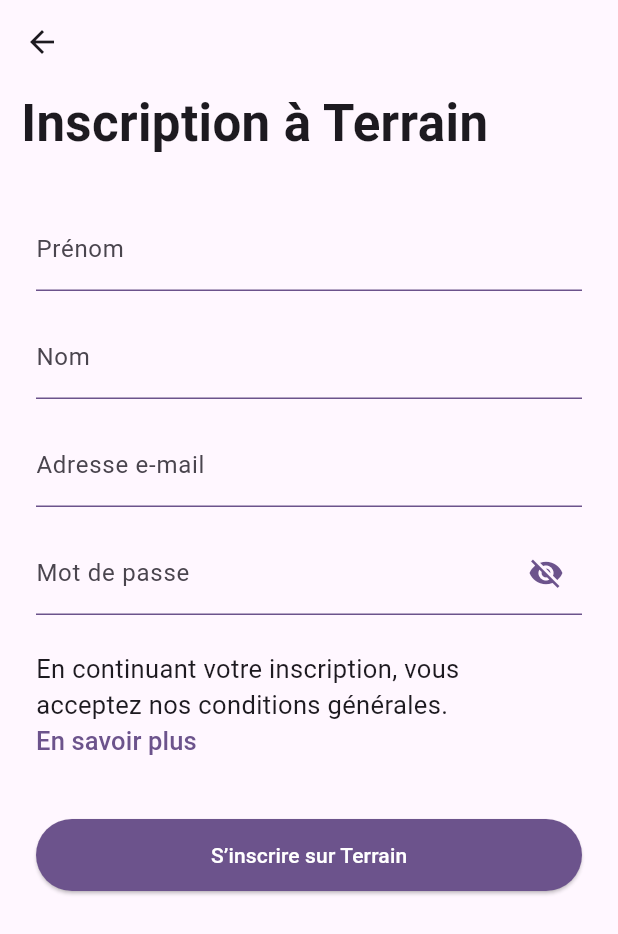
After one commit to HoangKhoi1005/training, a Flutter app: the screen it shows after launch, after a tap on "Inscrivez-vous", on a phone screen of 412 x 824 dp. The commit adds this screen. Shown: the top 934 px of the screen. Run offline on Flutter 3.47's test engine with Material 3 defaults, Android fonts, the phone set to English and light mode, and no system bars; our stand-ins replace go_router.

Commit message:
add sign_up and forgot_password

```diff
--- a/lib/application/application.dart
+++ b/lib/application/application.dart
@@ -10,6 +10,8 @@ part 'navigation/router.dart';
 part 'screen/account/screen.dart';
 part 'screen/home/screen.dart';
 part 'screen/login/screen.dart';
+part 'screen/forgot_password/screen.dart';
+part 'screen/sign_up/screen.dart';
 
 part 'asset.dart';
 part 'presenter.dart';
--- a/lib/application/navigation/router.dart
+++ b/lib/application/navigation/router.dart
@@ -38,6 +38,18 @@ final $router = GoRouter(
         ),
       ],
     ),
+    GoRoute(
+      path: '/forgot-password',
+      builder: (context, state) {
+        return ForgotPasswordScreen();
+      },
+    ),
+    GoRoute(
+      path: '/sign-up',
+      builder: (context, state) {
+        return SignUpScreen();
+      },
+    ),
 
     ///
   ],
--- a/lib/application/screen/login/screen.dart
+++ b/lib/application/screen/login/screen.dart
@@ -43,6 +43,18 @@ class _LoginScreenState extends State<LoginScreen> {
     }
   }
 
+  void onForgotPassword() {
+    final location = '/forgot-password';
+    final router = GoRouter.of(context);
+    router.push(location);
+  }
+
+  void onSignUp(){
+    final location = '/sign-up';
+    final router = GoRouter.of(context);
+    router.push(location);
+  }
+
   @override
   Widget build(BuildContext context) {
     final theme = Theme.of(context);
@@ -55,7 +67,8 @@ class _LoginScreenState extends State<LoginScreen> {
       child: Form(
         key: _formKey,
         child: Scaffold(
-          body: Column(
+          body: SingleChildScrollView(
+            child: Column(
               children: [
                 const SizedBox(height: 100),
                 Padding(
@@ -134,7 +147,57 @@ class _LoginScreenState extends State<LoginScreen> {
                         'Connexion',
                       )),
                 ),
+                const SizedBox(height: 16),
+                Align(
+                  alignment: Alignment.centerRight,
+                  child: Padding(
+                    padding: const EdgeInsets.symmetric(horizontal: 24),
+                    child: TextButton(
+                      style: TextButton.styleFrom(
+                        padding: EdgeInsets.zero,
+                        minimumSize: Size.zero,
+                        tapTargetSize: MaterialTapTargetSize.shrinkWrap,
+                      ),
+                      onPressed: onForgotPassword,
+                      child: Text(
+                        'Mot de passe oublié ?',
+                        style: TextStyle(
+                          fontSize: 14,
+                        ),
+                      )
+                    ),
+                  ),
+                ),
+                const SizedBox(height: 56),
+                Padding(
+                  padding: const EdgeInsets.symmetric(horizontal: 56),
+                  child: Column(
+                    children: [
+                      Text(
+                        'Vous n’avez pas encore de compte ?',
+                        style: TextStyle(
+                          fontSize: 17,
+                        ),
+                      ),
+                      TextButton(
+                        style: TextButton.styleFrom(
+                          padding: EdgeInsets.zero,
+                          minimumSize: Size.zero,
+                          tapTargetSize: MaterialTapTargetSize.shrinkWrap,
+                        ),
+                        onPressed: onSignUp,
+                        child: Text(
+                          'Inscrivez-vous',
+                          style: TextStyle(
+                            fontSize: 17,
+                          ),
+                        ),
+                      ),
                     ],
+                  ),
+                ),
+              ],
+            ),
           ),
         ),
       ),
--- /dev/null
+++ b/lib/application/screen/sign_up/screen.dart
@@ -0,0 +1,195 @@
+part of application;
+
+class SignUpScreen extends StatefulWidget {
+  const SignUpScreen({super.key});
+
+  @override
+  State<SignUpScreen> createState() => _SignUpScreenState();
+}
+
+class _SignUpScreenState extends State<SignUpScreen> {
+  final GlobalKey<FormState> _formKey = GlobalKey<FormState>();
+  final firstNameController = TextEditingController();
+  final lastNameController = TextEditingController();
+  final emailController = TextEditingController();
+  final passwordController = TextEditingController();
+  bool obscureText = true;
+
+  void onSignUp() async {
+    final formState = _formKey.currentState;
+    if (formState != null) {
+      final isValid = formState.validate();
+      if (isValid) {
+        formState.save();
+        final firstName = firstNameController.text;
+        final lastName = lastNameController.text;
+        final email = emailController.text;
+        final password = passwordController.text;
+
+      }
+    }
+  }
+
+  @override
+  Widget build(BuildContext context) {
+    return Scaffold(
+      appBar: AppBar(
+        title: const Text(''),
+      ),
+      body: SafeArea(
+        child: SingleChildScrollView(
+          child: Form(
+            key: _formKey,
+            child: Column(
+              children: [
+                const SizedBox(height: 2),
+                Align(
+                  alignment: Alignment.centerLeft,
+                  child: Padding(
+                    padding: const EdgeInsets.symmetric(horizontal: 14),
+                    child: const Text(
+                      'Inscription à Terrain',
+                      style: TextStyle(
+                        fontSize: 34,
+                        fontWeight: FontWeight.bold,
+                      ),
+                    ),
+                  ),
+                ),
+                const SizedBox(height: 31),
+                Padding(
+                  padding: const EdgeInsets.symmetric(horizontal: 24),
+                  child: TextFormField(
+                    decoration: InputDecoration(
+                      labelText: 'Prénom',
+                    ),
+                    validator: (value) {
+                      if (value == null || value.isEmpty) {
+                        return 'Veuillez entrer votre prénom';
+                      }
+                      return null;
+                    },
+                  ),
+                ),
+                const SizedBox(height: 16),
+                Padding(
+                  padding: const EdgeInsets.symmetric(horizontal: 24),
+                  child: TextFormField(
+                    decoration: InputDecoration(
+                      labelText: 'Nom',
+                    ),
+                    validator: (value) {
+                      if (value == null || value.isEmpty) {
+                        return 'Veuillez entrer votre nom';
+                      }
+                      return null;
+                    },
+                  ),
+                ),
+                const SizedBox(height: 16),
+                Padding(
+                  padding: const EdgeInsets.symmetric(horizontal: 24),
+                  child: TextFormField(
+                    decoration: InputDecoration(
+                      labelText: 'Adresse e-mail',
+                    ),
+                    keyboardType: TextInputType.emailAddress,
+                    validator: (value) {
+                      if (value == null || value.isEmpty) {
+                        return 'Veuillez entrer une adresse e-mail';
+                      }
+                      if (!RegExp(r'^[a-zA-Z0-9._%+-]+@[a-zA-Z0-9.-]+\.[a-zA-Z]{2,}$')
+                          .hasMatch(value)) {
+                        return 'Veuillez entrer une adresse e-mail valide';
+                      }
+                      return null;
+                    },
+                  ),
+                ),
+                const SizedBox(height: 16),
+                Padding(
+                  padding: const EdgeInsets.symmetric(horizontal: 24),
+                  child: TextFormField(
+                    decoration: InputDecoration(
+                      labelText: 'Mot de passe',
+                      suffixIcon: IconButton(
+                        icon: Icon(
+                          obscureText
+                              ? Icons.visibility_off
+                              : Icons.visibility,
+                          color: Theme.of(context).colorScheme.primary,
+                        ),
+                        onPressed: () {
+                          setState(() {
+                            obscureText = !obscureText;
+                          });
+                        },
+                      ),
+                    ),
+                    obscureText: obscureText,
+                    validator: (value) {
+                      if (value == null || value.isEmpty) {
+                        return 'Veuillez entrer un mot de passe';
+                      }
+                      return null;
+                    },
+                  ),
+                ),
+                const SizedBox(height: 24),
+                Align(
+                  alignment: Alignment.centerLeft,
+                  child: Padding(
+                    padding: const EdgeInsets.symmetric(horizontal: 24),
+                    child: Column(
+                      crossAxisAlignment: CrossAxisAlignment.start,
+                      children: [
+                        Text(
+                          'En continuant votre inscription, vous \nacceptez nos conditions générales.',
+                          style: TextStyle(
+                            fontSize: 17,
+                            color: Theme.of(context).colorScheme.onBackground,
+                          ),
+                        ),
+                        TextButton(
+                          style: TextButton.styleFrom(
+                            padding: EdgeInsets.zero,
+                            minimumSize: Size.zero,
+                            tapTargetSize: MaterialTapTargetSize.shrinkWrap,
+                          ),
+                          onPressed: () {
+                            print('Navigate to terms of service');
+                          },
+                          child: Text(
+                            'En savoir plus',
+                            style: TextStyle(
+                              fontSize: 17,
+                              color: Theme.of(context).colorScheme.primary,
+                            ),
+                          ),
+                        )
+                      ],
+                    ),
+                  ),
+                ),
+                const SizedBox(height: 40),
+                Padding(
+                  padding: const EdgeInsets.symmetric(horizontal: 24),
+                  child: ElevatedButton(
+                    style: ElevatedButton.styleFrom(
+                      minimumSize: Size(
+                        double.infinity,
+                        48,
+                      ),
+                    ),
+                    onPressed: onSignUp,
+                    child: const Text('S’inscrire sur Terrain'),
+                  ),
+                ),
+              ],
+            ),
+          ),
+        ),
+      ),
+    );
+  }
+}
--- a/lib/domain/domain.dart
+++ b/lib/domain/domain.dart
@@ -1,8 +1,10 @@
 library my_domain;
 
+part 'action/validate_email.dart';
 part 'action/validate_password.dart';
 part 'action/validate_user_name.dart';
 
+part 'exception/email_exception.dart';
 part 'exception/exception.dart';
 part 'exception/password_exception.dart';
 part 'exception/username_exception.dart';
@@ -13,5 +15,6 @@ part 'model/user.dart';
 part 'repository/user_repository.dart';
 
 part 'use_case/login.dart';
+part 'use_case/sign_up.dart';
 
 part 'application.dart';
--- a/lib/domain/repository/user_repository.dart
+++ b/lib/domain/repository/user_repository.dart
@@ -4,4 +4,5 @@ abstract class UserRepository {
   const UserRepository();
 
   Future<User> login({required String userName, required String password});
+  Future<User> signUp({required String firstName, required String lastName, required String email, required String password});
 }
```
Also changed, not shown: lib/application/screen/forgot_password/screen.dart (added, +90 -0 lines), lib/data/repository/user_repository.dart (+11 -0 lines), lib/domain/action/validate_email.dart (added, +12 -0 lines), lib/domain/exception/email_exception.dart (added, +10 -0 lines), lib/domain/use_case/sign_up.dart (added, +59 -0 lines), pubspec.lock. Lines whose indentation alone changed are shown as unchanged.
